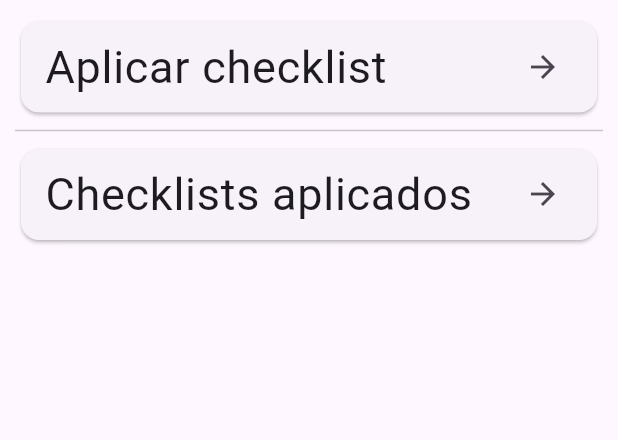
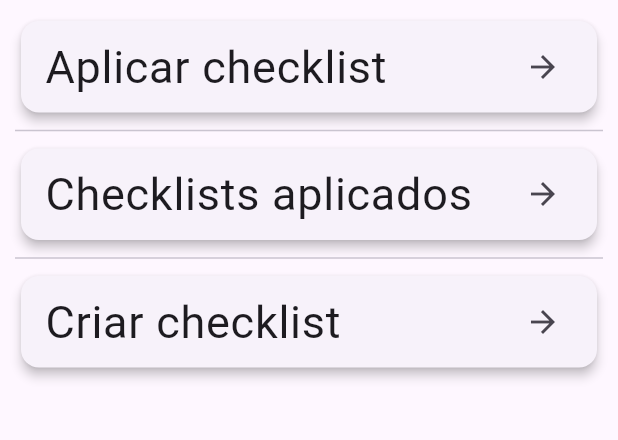
Before and after one commit to murilo-cometa/quality_control_app, a Flutter app: the screen it shows after launch, on a phone screen of 412 x 824 dp, the part 84-524 px from its top. Run offline on Flutter 3.47's test engine with Material 3 defaults, Android fonts, the phone set to English and light mode, and no system bars; our stand-ins replace flutter_rating_bar.

Commit message:
adicionado mais função

```diff
--- a/lib/common/component/side_menu.dart
+++ b/lib/common/component/side_menu.dart
@@ -39,6 +39,7 @@ class SideMenu extends StatelessWidget {
                             builder: (BuildContext context) {
                               return ChecklistList(
                                 storeCode: storeCode,
+                                checklistType: 2,
                               );
                             },
                           ),
--- a/lib/common/component/simple_card_item.dart
+++ b/lib/common/component/simple_navigating_item_card.dart
@@ -1,26 +1,30 @@
 import 'package:flutter/material.dart';
 import 'package:quality_control_app/common/library/custom_navigator.dart';
 
-class SimpleCardItem extends StatelessWidget {
-  const SimpleCardItem(
-      {super.key,
-      required this.text,
-      this.textSize,
-      this.leading,
-      this.trailing,
-      this.goTo});
+class SimpleNavigatingCardItem extends StatelessWidget {
+  const SimpleNavigatingCardItem({
+    super.key,
+    required this.text,
+    this.textSize,
+    this.leading,
+    this.trailing,
+    this.goTo,
+    this.enabled = true,
+  });
 
   final String text;
   final double? textSize;
   final Widget? leading;
   final Widget? trailing;
   final Widget? goTo;
+  final bool enabled;
 
   @override
   Widget build(BuildContext context) {
     return Card(
       elevation: 3,
       child: ListTile(
+        enabled: enabled,
         leading: leading,
         trailing: trailing,
         title: Text(
--- a/lib/common/library/custom_navigator.dart
+++ b/lib/common/library/custom_navigator.dart
@@ -1,7 +1,10 @@
 import 'package:flutter/material.dart';
 
 class CustomNavigator {
-  static goTo({required BuildContext context, required Widget destination}) {
+  static goTo({
+    required BuildContext context,
+    required Widget destination,
+  }) {
     Navigator.push(
       context,
       MaterialPageRoute(
@@ -11,17 +14,11 @@ class CustomNavigator {
       ),
     );
   }
+}
 
-  // CustomNavigator.goTo(context, HomeScreen());
-
-  /*
-
-    CustomNavigator.goTo(
-      context: context,
-      destinaton: HomeScreen(),
-    )
-
+/*
+  CustomNavigator.goTo(
+    context: context,
+    destinaton: HomeScreen(),
+  )
 */
-
-
-}
--- a/lib/view/checklist_list.dart
+++ b/lib/view/checklist_list.dart
@@ -6,8 +6,10 @@ class ChecklistList extends StatefulWidget {
   const ChecklistList({
     super.key,
     required this.storeCode,
+    required this.checklistType,
   });
 
+  final int checklistType;
   final int storeCode;
 
   @override
@@ -32,7 +34,7 @@ class _ChecklistListState extends State<ChecklistList> {
       appBar: AppBar(
         backgroundColor: const Color.fromARGB(255, 255, 232, 164),
         title: Text(
-          'Checklist da loja ${widget.storeCode}',
+          'Aplicando checklist ${widget.checklistType} na loja ${widget.storeCode}',
           style: const TextStyle(
             fontSize: 30,
           ),
--- a/lib/view/home_screen.dart
+++ b/lib/view/home_screen.dart
@@ -1,5 +1,6 @@
 import 'package:flutter/material.dart';
-import 'package:quality_control_app/view/store_selection_screen.dart';
+import 'package:quality_control_app/common/component/simple_navigating_item_card.dart';
+import 'package:quality_control_app/view/create_checklist_screen.dart';
 
 class HomeScreen extends StatelessWidget {
   const HomeScreen({super.key});
@@ -17,37 +18,29 @@ class HomeScreen extends StatelessWidget {
           ),
         ),
       ),
-      body: Padding(
-        padding: const EdgeInsets.all(10.0),
+      body: const Padding(
+        padding: EdgeInsets.all(10.0),
         child: Column(
           children: [
-            Card(
-              child: ListTile(
-                trailing: const Icon(Icons.arrow_forward),
-                title: const Text(
-                  'Aplicar checklist',
-                  style: TextStyle(
-                    fontSize: 30,
-                  ),
-                ),
-                onTap: () {
-                  Navigator.push(context, MaterialPageRoute(builder: (context) {
-                    return const StoreSelectionScreen();
-                  },),);
-                },
-              ),
+            SimpleNavigatingCardItem(
+              text: 'Aplicar checklist',
+              textSize: 30,
+              trailing: Icon(Icons.arrow_forward),
+              goTo: null,  // adicionar tela depois
             ),
-            const Divider(),
-            const Card(
-              child: ListTile(
-                title: Text(
-                  'Checklists aplicados',
-                  style: TextStyle(
-                    fontSize: 30,
-                  ),
-                ),
-                trailing: Icon(Icons.arrow_forward),
-              ),
+            Divider(),
+            SimpleNavigatingCardItem(
+              text: 'Checklists aplicados',
+              textSize: 30,
+              trailing: Icon(Icons.arrow_forward),
+              goTo: null,  // adicionar tela depois
+            ),
+            Divider(),
+            SimpleNavigatingCardItem(
+              text: 'Criar checklist',
+              textSize: 30,
+              trailing: Icon(Icons.arrow_forward),
+              goTo: CreateChecklistScreen(),
             ),
           ],
         ),
```
Also changed, not shown: lib/common/component/simple_selectable_card_item.dart (added, +46 -0 lines), lib/view/create_checklist_screen.dart (renamed from lib/view/store_selection_screen.dart, +32 -11 lines).
